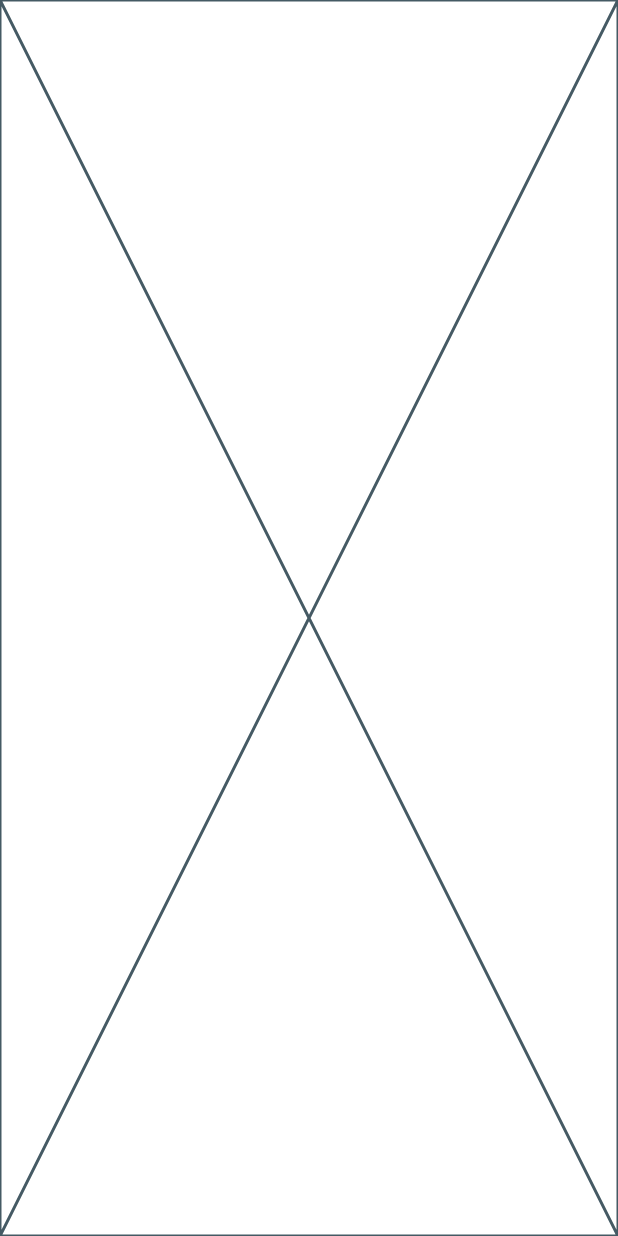
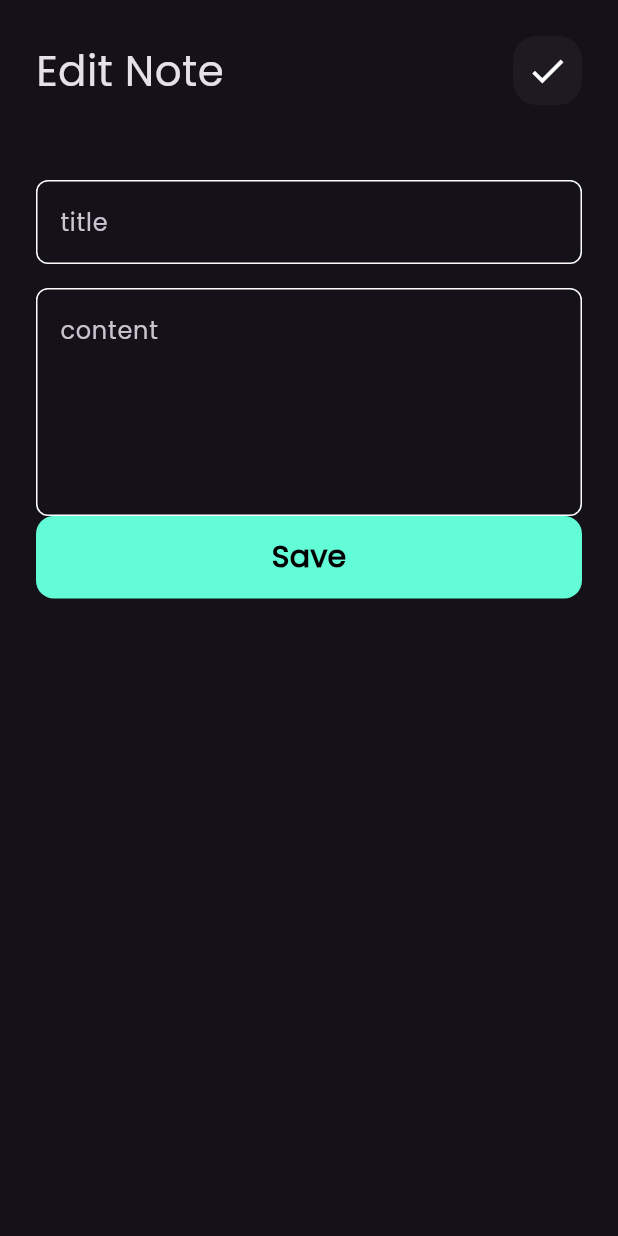
Before and after one commit to asmaamousa/notes-app, a Flutter app: the screen it shows after launch, after a tap on "Flutter tips", on a phone screen of 412 x 824 dp. Run offline on Flutter 3.47's test engine with Material 3 defaults, Android fonts, the phone set to English and light mode, and no system bars; our stand-ins replace font_awesome_flutter.

Commit message:
edit note view ui

```diff
--- a/lib/views/edit_note_view.dart
+++ b/lib/views/edit_note_view.dart
@@ -1,4 +1,5 @@
 import 'package:flutter/material.dart';
+import 'package:notes/views/NotesView.dart';
 import 'package:notes/widgets/edit_note_body.dart';
 
 class EditNoteView extends StatelessWidget {
@@ -6,6 +7,10 @@ class EditNoteView extends StatelessWidget {
 
   @override
   Widget build(BuildContext context) {
-    return const EditNoteBody();
+    return const  Scaffold(
+
+      body: EditNoteBody(),
+    );
+
   }
 }
--- a/lib/widgets/NotesViewBody.dart
+++ b/lib/widgets/NotesViewBody.dart
@@ -14,7 +14,7 @@ class Notesviewbody extends StatelessWidget {
       child: Column(
 
         children: [
-           CustomappBar(),
+           CustomappBar(title: "Notes",icon: Icons.search),
           Expanded(child: NotesListView())
 
 
--- a/lib/widgets/addNoteButtomSheet.dart
+++ b/lib/widgets/addNoteButtomSheet.dart
@@ -20,7 +20,7 @@ class AddNotesButtomSheet extends StatelessWidget {
          SizedBox(height: 16,),
           CustomTextField(hint: "Content",maxlines: 6,),
          SizedBox(height: 50,),
-          CustomButton()
+          CustomButton(text: "Add",)
           ],
         ),
       ),
--- a/lib/widgets/customAppBar.dart
+++ b/lib/widgets/customAppBar.dart
@@ -1,20 +1,22 @@
 import 'package:flutter/material.dart';
+import 'package:flutter/widgets.dart';
 import 'package:notes/widgets/customSearchIcon.dart';
 
 class CustomappBar extends StatelessWidget {
-  const CustomappBar({super.key});
-
+  const CustomappBar({super.key, required this.title, required this.icon});
+final String title;
+final IconData icon;
   @override
   Widget build(BuildContext context) {
-    return const  Row(
+    return   Row(
        children: [
-         Text("Notes",
-         style: TextStyle(
+         Text(title,
+         style: const TextStyle(
 fontSize: 28
          ),
          ),
-         Spacer(),
-         CustomSearchIcon()
+        const  Spacer(),
+         CustomSearchIcon(icon:icon ,)
       ],
     );
 
--- a/lib/widgets/customButton.dart
+++ b/lib/widgets/customButton.dart
@@ -2,8 +2,8 @@ import 'package:flutter/material.dart';
 import 'package:notes/constants.dart';
 
 class CustomButton extends StatelessWidget {
-  const CustomButton({super.key});
-
+  const CustomButton({super.key, required this.text});
+  final String text;
   @override
   Widget build(BuildContext context) {
     return Container(
@@ -14,10 +14,10 @@ class CustomButton extends StatelessWidget {
         borderRadius: BorderRadius.circular(12),
 
       ),
-      child: const Center(
-        child:  Text("Add",
+      child:  Center(
+        child:  Text(text,
 
-        style: TextStyle(color: Colors.black,
+        style: const TextStyle(color: Colors.black,
         fontSize:20,
         fontWeight:FontWeight.bold,
 
--- a/lib/widgets/customSearchIcon.dart
+++ b/lib/widgets/customSearchIcon.dart
@@ -1,8 +1,8 @@
 import 'package:flutter/material.dart';
 
 class CustomSearchIcon extends StatelessWidget {
-  const CustomSearchIcon({super.key});
-
+  const CustomSearchIcon({super.key, required this.icon});
+final IconData icon;
   @override
   Widget build(BuildContext context) {
     return Container(
@@ -12,9 +12,9 @@ class CustomSearchIcon extends StatelessWidget {
         color: Colors.white.withOpacity(.04),
              borderRadius: BorderRadius.circular(16)
       ),
-      child: const Center(
+      child:  Center(
         child:  Icon(
-          Icons.search,
+         icon,
         size: 28,
         ),
       ),
--- a/lib/widgets/edit_note_body.dart
+++ b/lib/widgets/edit_note_body.dart
@@ -1,10 +1,27 @@
 import 'package:flutter/material.dart';
+import 'package:notes/widgets/CustomTextField.dart';
+import 'package:notes/widgets/customAppBar.dart';
+import 'package:notes/widgets/customButton.dart';
 
 class EditNoteBody extends StatelessWidget {
   const EditNoteBody({super.key});
 
   @override
   Widget build(BuildContext context) {
-    return const Placeholder();
+    return const Padding(
+      padding:  EdgeInsets.all(24),
+      child: Column(children: [
+        CustomappBar(title: "Edit Note",icon: Icons.check,),
+        SizedBox(
+          height: 50,
+        ),
+        CustomTextField(hint: "title", maxlines: 1),
+         SizedBox(
+          height:16 ,
+        ),
+        CustomTextField(hint: "content", maxlines: 5),
+        CustomButton(text:"Save")
+      ],),
+    );
   }
 }
```
